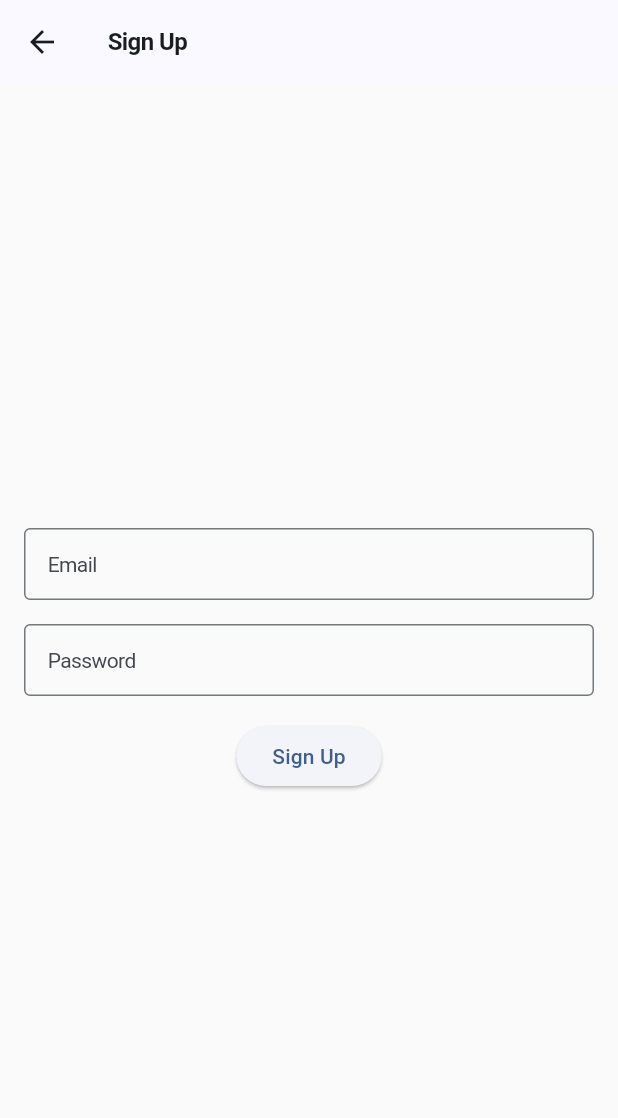
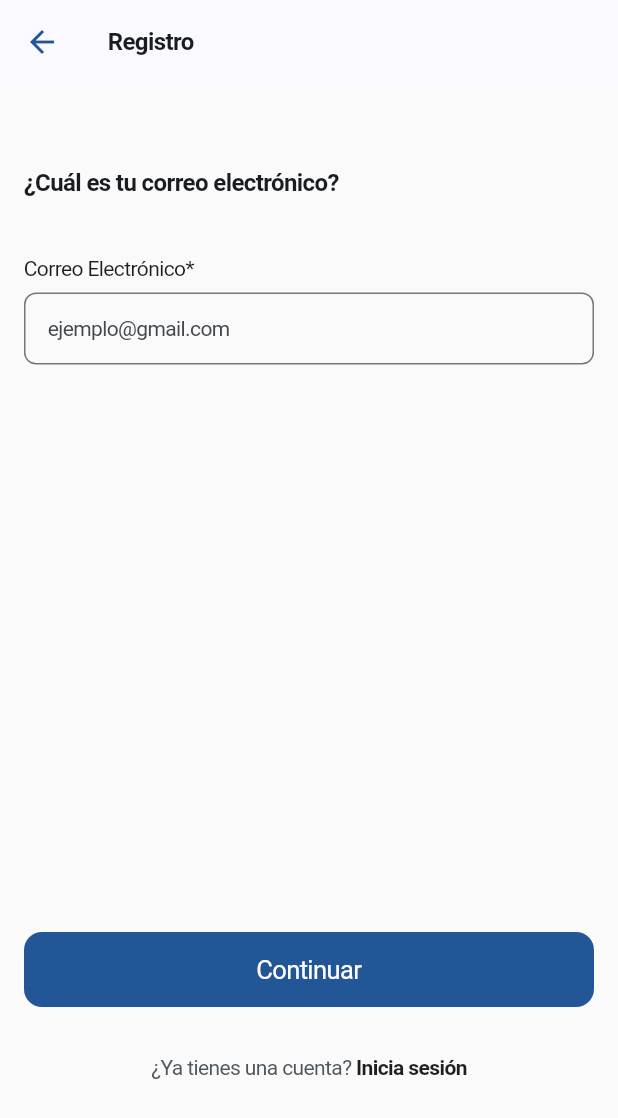
Before and after one commit to MartinBal97/money_flow, a Flutter app: the SignUpScreen screen opened by its route, on a phone screen of 412 x 824 dp. Shown: the top 1118 px of the screen. Run offline on Flutter 3.47's test engine with Material 3 defaults, Android fonts, the phone set to English and light mode, and no system bars; our stand-ins replace animated_bottom_navigation_bar, animated_toggle_switch, bloc, firebase_auth, firebase_core, flutter_svg and 1 more; accounts and stored records are empty; Roboto replaces fonts that are missing (SF Pro Text).

Commit message:
advances on signup screen

```diff
--- a/lib/core/router/router.dart
+++ b/lib/core/router/router.dart
@@ -4,10 +4,10 @@ import 'package:my_pocket/core/router/routes.dart';
 import 'package:my_pocket/presentation/pages/auth/authentication_screen.dart';
 import 'package:my_pocket/presentation/pages/auth/signin_screen.dart';
 import 'package:my_pocket/presentation/pages/auth/signup_screen.dart';
+import 'package:my_pocket/presentation/pages/auth/splash_screen.dart';
 import 'package:my_pocket/presentation/pages/goals/goals_screen.dart';
 import 'package:my_pocket/presentation/pages/home/home_screen.dart';
 import 'package:my_pocket/presentation/pages/main_app_layout.dart';
-import 'package:my_pocket/presentation/pages/onboarding/splash_screen.dart';
 import 'package:my_pocket/presentation/pages/summary/summary_screen.dart';
 import 'package:my_pocket/presentation/pages/wallet/wallet_screen.dart';
 
--- a/lib/presentation/pages/auth/signin_screen.dart
+++ b/lib/presentation/pages/auth/signin_screen.dart
@@ -18,13 +18,13 @@ class SignInScreen extends StatefulWidget {
 class _SignInScreenState extends State<SignInScreen> {
   final TextEditingController emailController = TextEditingController();
   final TextEditingController passwordController = TextEditingController();
-  final GlobalKey<FormState> _formKey = GlobalKey<FormState>();
+  final GlobalKey<FormState> _signInKey = GlobalKey<FormState>();
   bool isPasswordVisible = false;
 
   @override
   Widget build(BuildContext context) {
     return Scaffold(
-      backgroundColor: primaryColor,
+      backgroundColor: secondaryColor,
       resizeToAvoidBottomInset: true,
       body: SingleChildScrollView(
         child: ConstrainedBox(
@@ -33,7 +33,7 @@ class _SignInScreenState extends State<SignInScreen> {
             child: Padding(
               padding: const EdgeInsets.symmetric(horizontal: Sizes.p16),
               child: Form(
-                key: _formKey,
+                key: _signInKey,
                 child: IntrinsicHeight(
                   child: Column(
                     crossAxisAlignment: CrossAxisAlignment.start,
@@ -69,14 +69,8 @@ class _SignInScreenState extends State<SignInScreen> {
                       MainButton(
                         text: 'Iniciar sesión',
                         onTap: () {
-                          if (_formKey.currentState?.validate() ?? false) {
-                            ScaffoldMessenger.of(context).showSnackBar(
-                              const SnackBar(content: Text('Formulario válido')),
-                            );
-                          } else {
-                            ScaffoldMessenger.of(context).showSnackBar(
-                              const SnackBar(content: Text('Formulario inválido')),
-                            );
+                          if (_signInKey.currentState?.validate() ?? false) {
+                            context.go(AppRoutes.home);
                           }
                         },
                       ),
--- a/lib/presentation/pages/auth/signup_screen.dart
+++ b/lib/presentation/pages/auth/signup_screen.dart
@@ -1,4 +1,15 @@
 import 'package:flutter/material.dart';
+import 'package:go_router/go_router.dart';
+import 'package:my_pocket/core/constans/app_sizes.dart';
+import 'package:my_pocket/core/router/routes.dart';
+import 'package:my_pocket/core/theme/app_theme.dart';
+import 'package:my_pocket/presentation/common_widgets/buttons_widgets.dart';
+import 'package:my_pocket/presentation/common_widgets/inputs_widgets.dart';
+import 'package:my_pocket/presentation/utils/utils.dart';
+
+// const appBarHeight = kToolbarHeight; // Altura estándar del AppBar (56px)
+// final topPadding = MediaQuery.paddingOf(context).top; // Padding de la barra de estado
+// final totalTopPadding = appBarHeight + topPadding; // Altura total del espacio superior
 
 class SignUpScreen extends StatefulWidget {
   const SignUpScreen({super.key});
@@ -8,41 +19,141 @@ class SignUpScreen extends StatefulWidget {
 }
 
 class _SignUpScreenState extends State<SignUpScreen> {
+  final GlobalKey<FormState> _signUpKey = GlobalKey<FormState>();
+  final TextEditingController emailController = TextEditingController();
+  final TextEditingController passwordController = TextEditingController();
+  bool isPasswordVisible = false;
+  final PageController pageController = PageController();
+
   @override
   Widget build(BuildContext context) {
     return Scaffold(
+      backgroundColor: secondaryColor,
+      resizeToAvoidBottomInset: true,
       appBar: AppBar(
-        title: const Text('Sign Up'),
+        title: const Text('Registro'),
+        iconTheme: const IconThemeData(color: blue500),
       ),
-      body: Padding(
-        padding: const EdgeInsets.all(16.0),
+      body: SingleChildScrollView(
+        child: Padding(
+          padding: const EdgeInsets.symmetric(horizontal: Sizes.p16),
+          child: Form(
+            key: _signUpKey,
             child: Column(
-          mainAxisAlignment: MainAxisAlignment.center,
-          children: <Widget>[
-            const TextField(
-              decoration: InputDecoration(
-                labelText: 'Email',
-                border: OutlineInputBorder(),
+              crossAxisAlignment: CrossAxisAlignment.start,
+              children: [
+                SizedBox(
+                  height: context.heightMq / 1.5,
+                  child: PageView(
+                    controller: pageController,
+                    // physics: const NeverScrollableScrollPhysics(),
+                    children: [
+                      _firstStepRegister(),
+                      _secondStepRegister(),
+                    ],
                   ),
                 ),
-            const SizedBox(height: 16.0),
-            const TextField(
-              decoration: InputDecoration(
-                labelText: 'Password',
-                border: OutlineInputBorder(),
+                gapH16,
+                MainButton(
+                  text: 'Continuar',
+                  onTap: () {
+                    pageController.nextPage(
+                      duration: const Duration(milliseconds: 400),
+                      curve: Curves.easeOutQuad,
+                    );
+                  },
                 ),
-              obscureText: true,
-            ),
-            const SizedBox(height: 16.0),
-            ElevatedButton(
-              onPressed: () {
-                // Handle sign in
+                gapH32,
+                SizedBox(
+                  width: double.infinity,
+                  child: GestureDetector(
+                    onTap: () {
+                      context.replace('${AppRoutes.authentication}${AppRoutes.signin}');
                     },
-              child: const Text('Sign Up'),
+                    child: RichText(
+                      textAlign: TextAlign.center,
+                      text: TextSpan(
+                        text: '¿Ya tienes una cuenta? ',
+                        style: bodySmallRTS.copyWith(color: neutral500),
+                        children: [
+                          TextSpan(
+                            text: 'Inicia sesión',
+                            style: bodySmallBTS.copyWith(color: neutral800),
                           ),
                         ],
                       ),
                     ),
+                  ),
+                ),
+                const SizedBox(height: 48),
+              ],
+            ),
+          ),
+        ),
+      ),
+    );
+  }
+
+  Widget _firstStepRegister() {
+    return Padding(
+      padding: const EdgeInsets.only(top: Sizes.p16),
+      child: Column(
+        crossAxisAlignment: CrossAxisAlignment.start,
+        children: [
+          gapH40,
+          const Text('¿Cuál es tu correo electrónico?', style: subtitleTS),
+          gapH40,
+          Text('Correo Electrónico*', style: smallRegularTS.copyWith(color: neutral800)),
+          gapH8,
+          CustomTextField(
+            hintText: "ejemplo@gmail.com",
+            keyboardType: TextInputType.emailAddress,
+            controller: emailController,
+            validator: emailValidator,
+          ),
+        ],
+      ),
+    );
+  }
+
+  Widget _secondStepRegister() {
+    return Padding(
+      padding: const EdgeInsets.only(top: Sizes.p16),
+      child: Column(
+        crossAxisAlignment: CrossAxisAlignment.start,
+        children: [
+          gapH40,
+          const Text('Elegí una contraseña', style: subtitleTS),
+          gapH40,
+          Text('Contraseña*', style: smallRegularTS.copyWith(color: neutral800)),
+          gapH8,
+          CustomTextField(
+            hintText: "Contraseña",
+            isPassword: true,
+            validator: passwordValidator,
+            controller: passwordController,
+            obscureText: !isPasswordVisible,
+            suffixIcon: isPasswordVisible ? Icons.visibility_outlined : Icons.visibility_off_outlined,
+            onSuffixTap: () {
+              setState(() => isPasswordVisible = !isPasswordVisible);
+            },
+          ),
+          gapH16,
+          Text('Confirmar contraseña*', style: smallRegularTS.copyWith(color: neutral800)),
+          gapH8,
+          CustomTextField(
+            hintText: "Repetir contraseña",
+            isPassword: true,
+            validator: passwordValidator,
+            controller: passwordController,
+            obscureText: !isPasswordVisible,
+            suffixIcon: isPasswordVisible ? Icons.visibility_outlined : Icons.visibility_off_outlined,
+            onSuffixTap: () {
+              setState(() => isPasswordVisible = !isPasswordVisible);
+            },
+          ),
+        ],
+      ),
     );
   }
 }
```
Also changed, not shown: lib/presentation/pages/auth/splash_screen.dart (renamed from lib/presentation/pages/onboarding/splash_screen.dart). Lines whose indentation alone changed are shown as unchanged.
